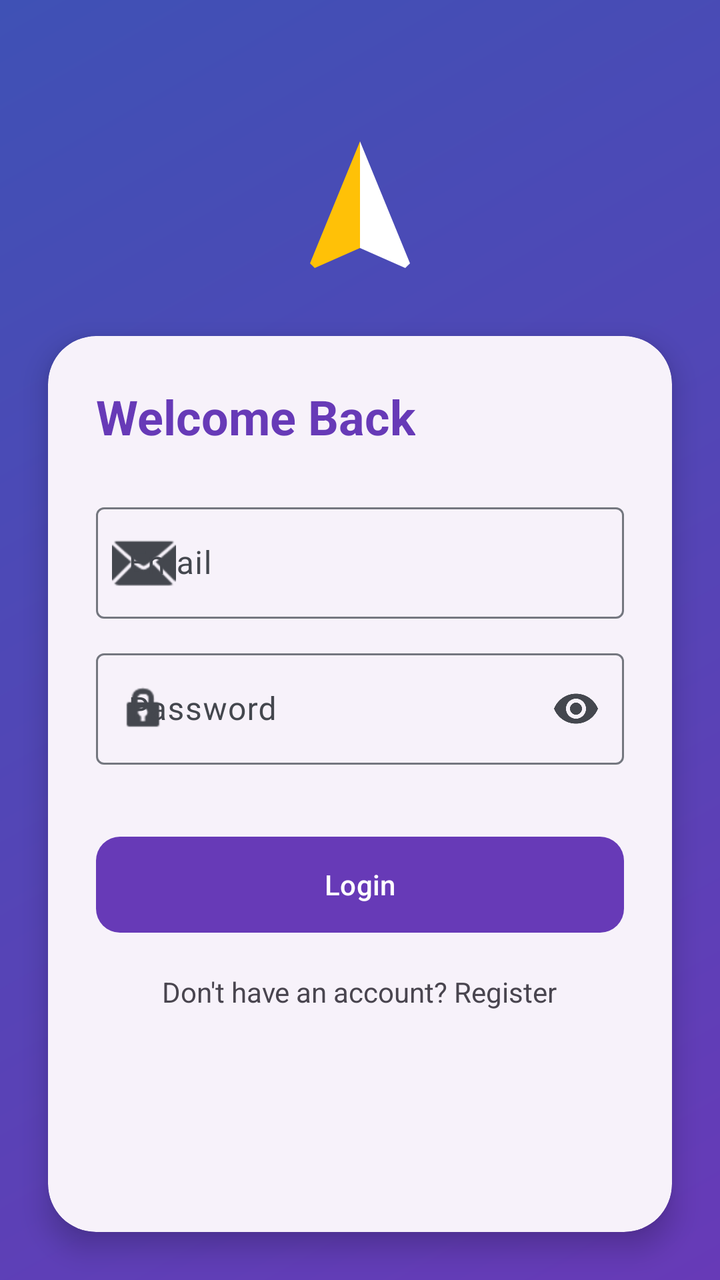
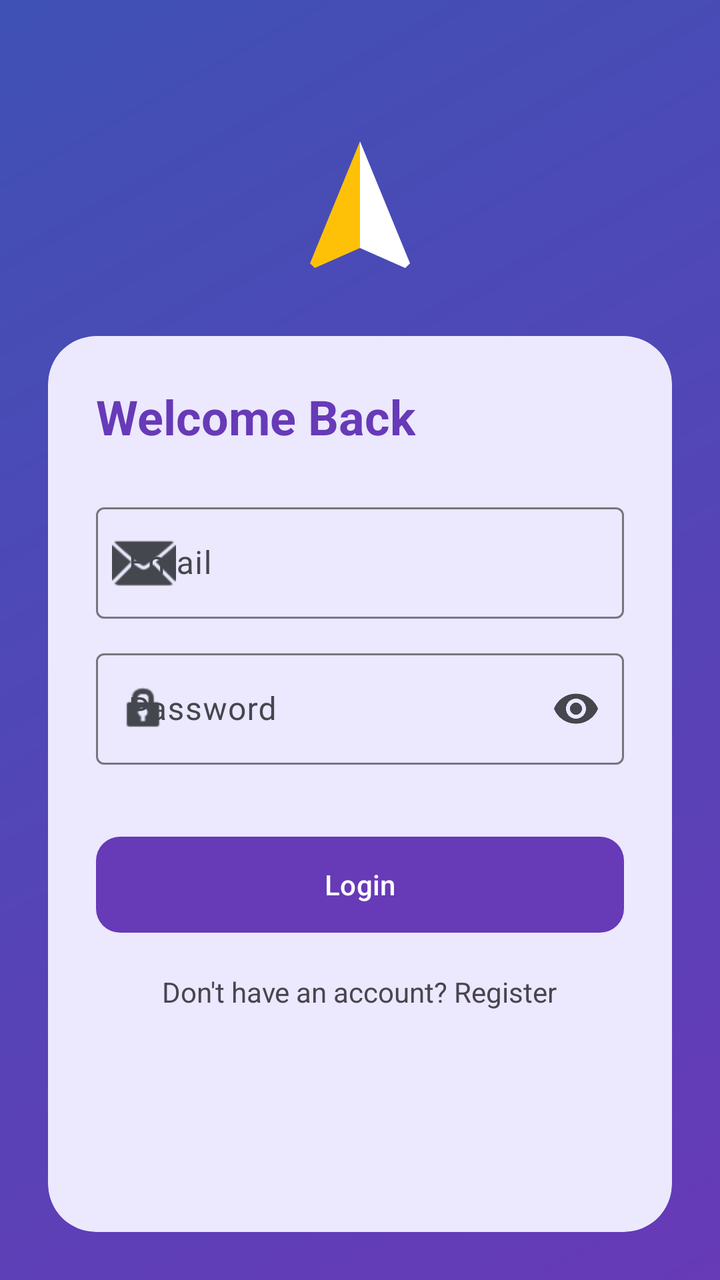

Before-and-after screenshots of an Android layout around one commit, followed by the original layout XML and the change that was made.
<!-- AndroidManifest.xml: application theme Theme.CampusConnect -->
<!-- res/layout/activity_login.xml -->
<?xml version="1.0" encoding="utf-8"?>
<androidx.constraintlayout.widget.ConstraintLayout xmlns:android="http://schemas.android.com/apk/res/android"
    xmlns:app="http://schemas.android.com/apk/res-auto"
    android:layout_width="match_parent"
    android:layout_height="match_parent"
    android:background="@drawable/bg_gradient_main">

    <ImageView
        android:id="@+id/loginLogo"
        android:layout_width="80dp"
        android:layout_height="80dp"
        android:layout_marginTop="64dp"
        android:src="@drawable/ic_campus_logo"
        app:layout_constraintEnd_toEndOf="parent"
        app:layout_constraintStart_toStartOf="parent"
        app:layout_constraintTop_toTopOf="parent"
        android:contentDescription="@string/cd_campusconnect_logo" />

    <androidx.core.widget.NestedScrollView
        android:id="@+id/loginScroll"
        android:layout_width="match_parent"
        android:layout_height="0dp"
        android:fillViewport="true"
        app:layout_constraintTop_toBottomOf="@id/loginLogo"
        app:layout_constraintBottom_toBottomOf="parent">

    <com.google.android.material.card.MaterialCardView
        android:layout_width="match_parent"
        android:layout_height="wrap_content"
        android:layout_margin="24dp"
        app:cardCornerRadius="24dp"
        app:cardElevation="8dp">

        <LinearLayout
            android:layout_width="match_parent"
            android:layout_height="wrap_content"
            android:orientation="vertical"
            android:padding="24dp">

            <TextView
                android:id="@+id/title"
                android:layout_width="wrap_content"
                android:layout_height="wrap_content"
                android:text="@string/welcome_back"
                android:textColor="?attr/colorPrimary"
                android:textSize="24sp"
                android:textStyle="bold" />

            <com.google.android.material.textfield.TextInputLayout
                android:id="@+id/emailLayout"
                style="@style/Widget.Material3.TextInputLayout.OutlinedBox"
                android:layout_width="match_parent"
                android:layout_height="wrap_content"
                android:layout_marginTop="24dp"
                android:hint="@string/email"
                app:startIconDrawable="@android:drawable/ic_dialog_email">

                <com.google.android.material.textfield.TextInputEditText
                    android:id="@+id/emailEditText"
                    android:layout_width="match_parent"
                    android:layout_height="wrap_content"
                    android:inputType="textEmailAddress" />
            </com.google.android.material.textfield.TextInputLayout>

            <com.google.android.material.textfield.TextInputLayout
                android:id="@+id/passwordLayout"
                style="@style/Widget.Material3.TextInputLayout.OutlinedBox"
                android:layout_width="match_parent"
                android:layout_height="wrap_content"
                android:layout_marginTop="12dp"
                android:hint="@string/password"
                app:endIconMode="password_toggle"
                app:startIconDrawable="@android:drawable/ic_lock_idle_lock">

                <com.google.android.material.textfield.TextInputEditText
                    android:id="@+id/passwordEditText"
                    android:layout_width="match_parent"
                    android:layout_height="wrap_content"
                    android:inputType="textPassword" />
            </com.google.android.material.textfield.TextInputLayout>

            <Button
                android:id="@+id/loginButton"
                android:layout_width="match_parent"
                android:layout_height="56dp"
                android:layout_marginTop="32dp"
                android:text="@string/login"
                app:cornerRadius="12dp" />

            <TextView
                android:id="@+id/registerTextView"
                android:layout_width="wrap_content"
                android:layout_height="wrap_content"
                android:layout_gravity="center"
                android:layout_marginTop="16dp"
                android:text="@string/no_account"
                android:textColor="?android:attr/textColorSecondary" />

        </LinearLayout>
    </com.google.android.material.card.MaterialCardView>

    </androidx.core.widget.NestedScrollView>

</androidx.constraintlayout.widget.ConstraintLayout>
<!-- resources referenced by this layout -->
<resources>
  <!-- drawable bg_gradient_main (drawable) -->
  <?xml version="1.0" encoding="utf-8"?>
  <shape xmlns:android="http://schemas.android.com/apk/res/android">
      <gradient
          android:angle="135"
          android:endColor="@color/gradient_end"
          android:startColor="@color/gradient_start"
          android:type="linear" />
  </shape>
  <!-- drawable ic_campus_logo (drawable) -->
  <vector xmlns:android="http://schemas.android.com/apk/res/android"
      android:width="24dp"
      android:height="24dp"
      android:viewportWidth="24"
      android:viewportHeight="24">
      
      <path
          android:fillColor="#FFC107"
          android:pathData="M12,2L4.5,20.29L5.21,21L12,18Z" />
      <path
          android:fillColor="#FFFFFF"
          android:pathData="M12,2L12,18L18.79,21L19.5,20.29Z" />
  </vector>
  <string name="cd_campusconnect_logo">CampusConnect Logo</string>
  <string name="email">Email</string>
  <string name="login">Login</string>
  <string name="no_account">Don\'t have an account? Register</string>
  <string name="password">Password</string>
  <string name="welcome_back">Welcome Back</string>
  <style name="Theme.CampusConnect" parent="Base.Theme.CampusConnect" />
  <color name="gradient_end">#3F51B5</color>
  <color name="gradient_start">#673AB7</color>
  <style name="Base.Theme.CampusConnect" parent="Theme.Material3.DayNight.NoActionBar">
          
          <item name="colorPrimary">@color/primary</item>
          <item name="colorOnPrimary">@color/on_primary</item>
          <item name="colorSecondary">@color/secondary</item>
          <item name="colorOnSecondary">@color/on_secondary</item>
          <item name="colorTertiary">@color/tertiary</item>
          <item name="colorOnTertiary">@color/on_tertiary</item>
          <item name="android:windowBackground">@color/background</item>
          <item name="colorSurface">@color/surface</item>
          <item name="colorOnSurface">@color/on_surface</item>
  
          <item name="colorSurfaceVariant">@color/surface_variant</item>
          <item name="colorOnSurfaceVariant">@color/on_surface_variant</item>
          <item name="colorError">@color/error</item>
          <item name="colorOnError">@color/on_error</item>
          <item name="colorOutline">@color/outline</item>
          <item name="colorOutlineVariant">@color/outline_variant</item>
          <item name="android:statusBarColor">@color/primary</item>
  
          
          <item name="materialCardViewStyle">@style/Widget.CampusConnect.Card</item>
      </style>
  <color name="primary">#673AB7</color>
  <color name="on_primary">#FFFFFF</color>
  <color name="secondary">#009688</color>
  <color name="on_secondary">#FFFFFF</color>
  <color name="tertiary">#FFC107</color>
  <color name="on_tertiary">#000000</color>
  <color name="background">#F6F7FB</color>
  <color name="surface">#FFFFFF</color>
  <color name="on_surface">#1A1C1E</color>
  <color name="surface_variant">#E1E2EC</color>
  <color name="on_surface_variant">#44474E</color>
  <color name="error">#B3261E</color>
  <color name="on_error">#FFFFFF</color>
  <color name="outline">#74777F</color>
  <color name="outline_variant">#C4C6D0</color>
  <style name="Widget.CampusConnect.Card" parent="Widget.Material3.CardView.Elevated">
          <item name="cardCornerRadius">16dp</item>
          <item name="cardElevation">2dp</item>
          <item name="strokeWidth">0dp</item>
      </style>
</resources>

<!-- the commit's change to res/layout/activity_login.xml (unified diff, before → after) -->
@@ -29,7 +29,7 @@
         android:layout_height="wrap_content"
         android:layout_margin="24dp"
         app:cardCornerRadius="24dp"
-        app:cardElevation="8dp">
+        app:cardElevation="0dp">
 
         <LinearLayout
             android:layout_width="match_parent"
<!-- resource entries referenced after the edit -->
@@ -54,6 +54,7 @@
   
           
           <item name="materialCardViewStyle">@style/Widget.CampusConnect.Card</item>
+          <item name="toolbarStyle">@style/Widget.CampusConnect.Toolbar</item>
       </style>
   <color name="primary">#673AB7</color>
   <color name="on_primary">#FFFFFF</color>
@@ -61,7 +62,7 @@
   <color name="on_secondary">#FFFFFF</color>
   <color name="tertiary">#FFC107</color>
   <color name="on_tertiary">#000000</color>
-  <color name="background">#F6F7FB</color>
+  <color name="background">#CDE8FA</color>
   <color name="surface">#FFFFFF</color>
   <color name="on_surface">#1A1C1E</color>
   <color name="surface_variant">#E1E2EC</color>
@@ -71,9 +72,19 @@
   <color name="outline">#74777F</color>
   <color name="outline_variant">#C4C6D0</color>
   <style name="Widget.CampusConnect.Card" parent="Widget.Material3.CardView.Elevated">
-          <item name="cardCornerRadius">16dp</item>
-          <item name="cardElevation">2dp</item>
+          
+          <item name="cardBackgroundColor">@color/tile_bg</item>
+          <item name="cardCornerRadius">18dp</item>
+          <item name="cardElevation">0dp</item>
           <item name="strokeWidth">0dp</item>
+      </style>
+  <style name="Widget.CampusConnect.Toolbar" parent="Widget.Material3.Toolbar">
+          <item name="navigationIconTint">?attr/colorOnPrimary</item>
+          <item name="android:theme">@style/ThemeOverlay.CampusConnect.Toolbar</item>
+      </style>
+  <color name="tile_bg">#ECE8FE</color>
+  <style name="ThemeOverlay.CampusConnect.Toolbar" parent="">
+          <item name="colorControlNormal">?attr/colorOnPrimary</item>
       </style>
 </resources>
 
